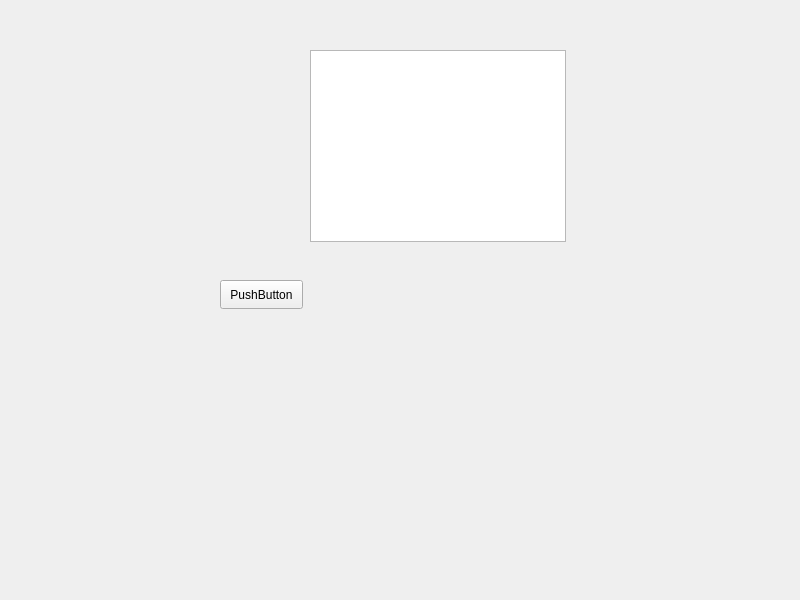
odostoone/qt_tcp_server_via_telnet, file widget.ui: the form before one commit.
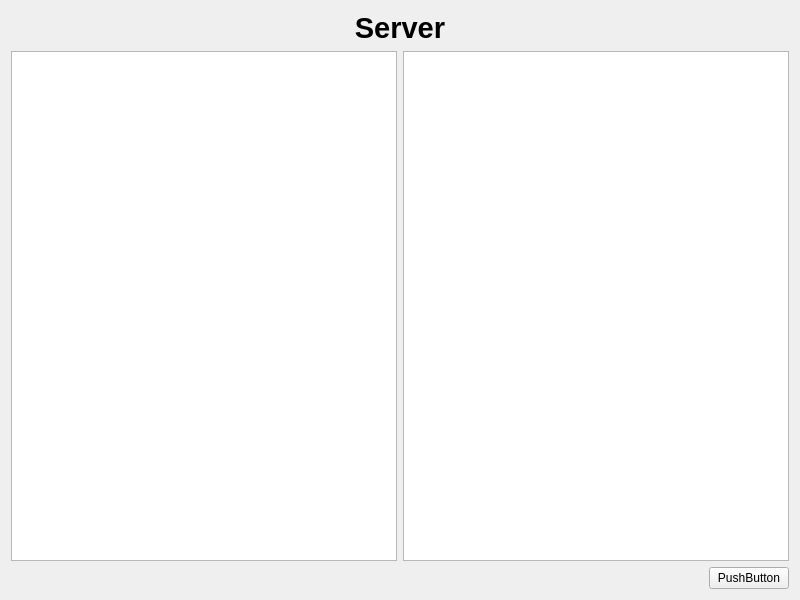
The form after the commit.

Diff of the .ui file:
```diff
--- a/widget.ui
+++ b/widget.ui
@@ -13,29 +13,49 @@
   <property name="windowTitle">
    <string>Widget</string>
   </property>
-  <widget class="QPushButton" name="pushButton">
-   <property name="geometry">
-    <rect>
-     <x>220</x>
-     <y>280</y>
-     <width>83</width>
-     <height>29</height>
-    </rect>
-   </property>
-   <property name="text">
-    <string>PushButton</string>
-   </property>
-  </widget>
-  <widget class="QTextBrowser" name="textBrowser">
-   <property name="geometry">
-    <rect>
-     <x>310</x>
-     <y>50</y>
-     <width>256</width>
-     <height>192</height>
-    </rect>
-   </property>
-  </widget>
+  <layout class="QVBoxLayout" name="verticalLayout">
+   <item>
+    <widget class="QLabel" name="label">
+     <property name="text">
+      <string>&lt;html&gt;&lt;head/&gt;&lt;body&gt;&lt;p align=&quot;center&quot;&gt;&lt;span style=&quot; font-size:22pt; font-weight:700;&quot;&gt;Server&lt;/span&gt;&lt;/p&gt;&lt;/body&gt;&lt;/html&gt;</string>
+     </property>
+    </widget>
+   </item>
+   <item>
+    <layout class="QHBoxLayout" name="horizontalLayout">
+     <item>
+      <widget class="QTextBrowser" name="textBrowser_user"/>
+     </item>
+     <item>
+      <widget class="QTextBrowser" name="textBrowser"/>
+     </item>
+    </layout>
+   </item>
+   <item>
+    <layout class="QHBoxLayout" name="horizontalLayout_2">
+     <item>
+      <spacer name="horizontalSpacer">
+       <property name="orientation">
+        <enum>Qt::Horizontal</enum>
+       </property>
+       <property name="sizeHint" stdset="0">
+        <size>
+         <width>40</width>
+         <height>20</height>
+        </size>
+       </property>
+      </spacer>
+     </item>
+     <item>
+      <widget class="QPushButton" name="pushButton">
+       <property name="text">
+        <string>PushButton</string>
+       </property>
+      </widget>
+     </item>
+    </layout>
+   </item>
+  </layout>
  </widget>
  <resources/>
  <connections/>
```
